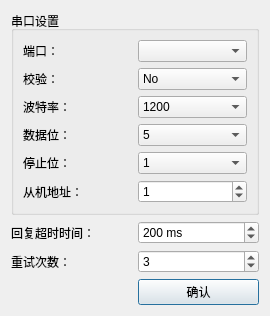
Above: Modbus/modbusserial.ui from Hccccc1/MOH_viewer before the change. Below: the same form after it.
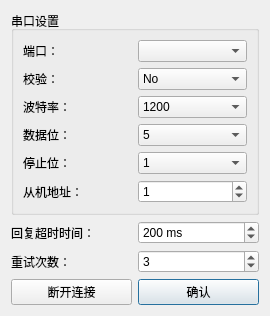
That is the form after the change.

What changed in the file:
```diff
--- a/Modbus/modbusserial.ui
+++ b/Modbus/modbusserial.ui
@@ -254,6 +254,13 @@
      </layout>
     </widget>
    </item>
+   <item row="4" column="0">
+    <widget class="QPushButton" name="disconnectBtn">
+     <property name="text">
+      <string>断开连接</string>
+     </property>
+    </widget>
+   </item>
   </layout>
  </widget>
  <resources/>
```
